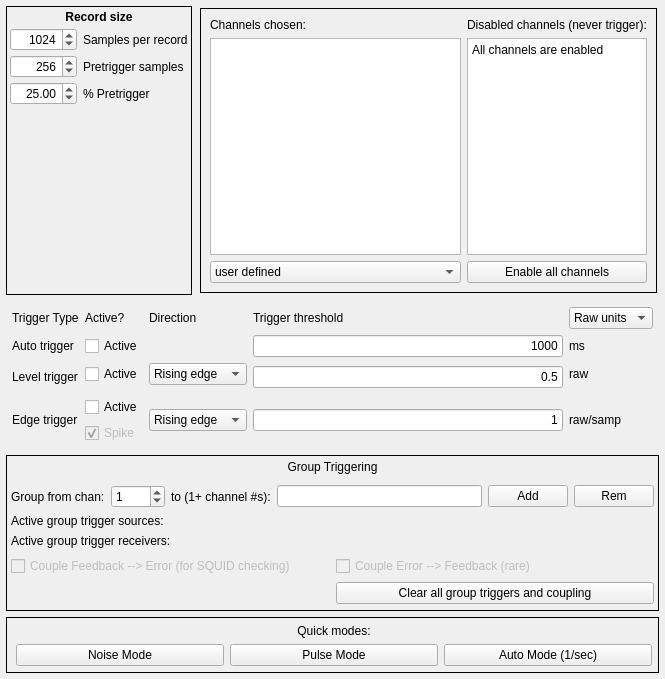
Old version of the form dastardcommander/ui/trigger_config.ui in the repository usnistgov/dastardcommander.
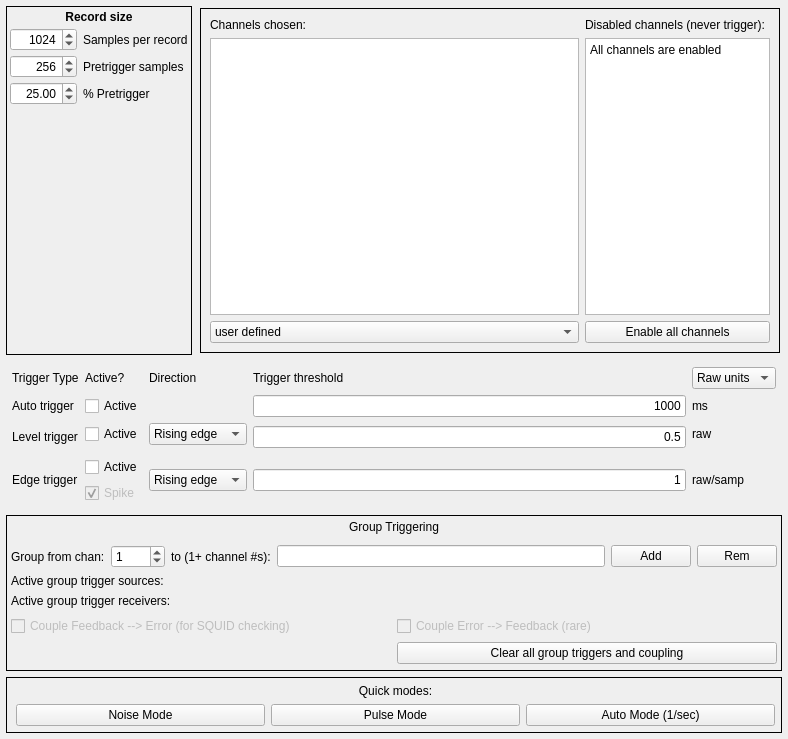
New version of the form.

Commit message:
Break inf loop on changing trigger combo boxes
Now connect the signal `activated` rather than`currentIndexChanged` so that only user-input causes the signal. This breaks in infinite loop. Fixes #119

The edit to the form file:
```diff
--- a/dastardcommander/ui/trigger_config.ui
+++ b/dastardcommander/ui/trigger_config.ui
@@ -6,8 +6,8 @@
    <rect>
     <x>0</x>
     <y>0</y>
-    <width>665</width>
-    <height>679</height>
+    <width>788</width>
+    <height>739</height>
    </rect>
   </property>
   <property name="sizePolicy">
```
Left out of the diff: 11 changed lines with no effect on the pictures. The commit also changes 1 other file.
